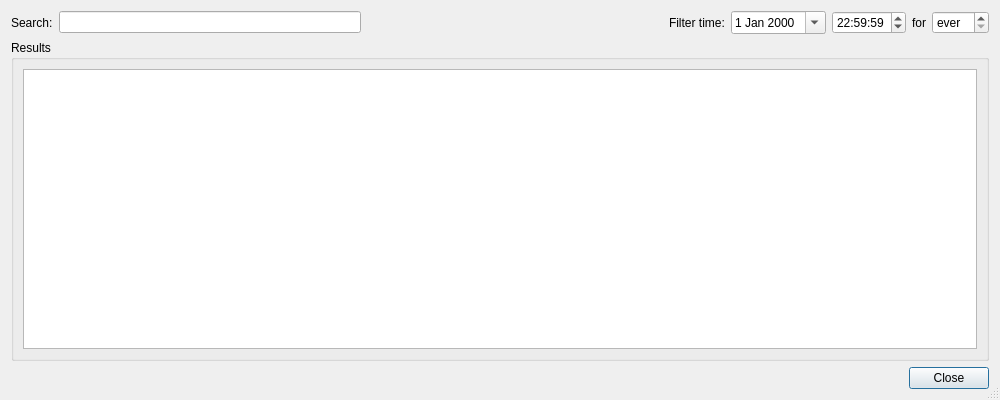
Above: branches/jonas_unstable/QuteScoop/gui/BookedAtcDialog.ui from qutescoop/qutescoop before the change. Below: the same form after it.
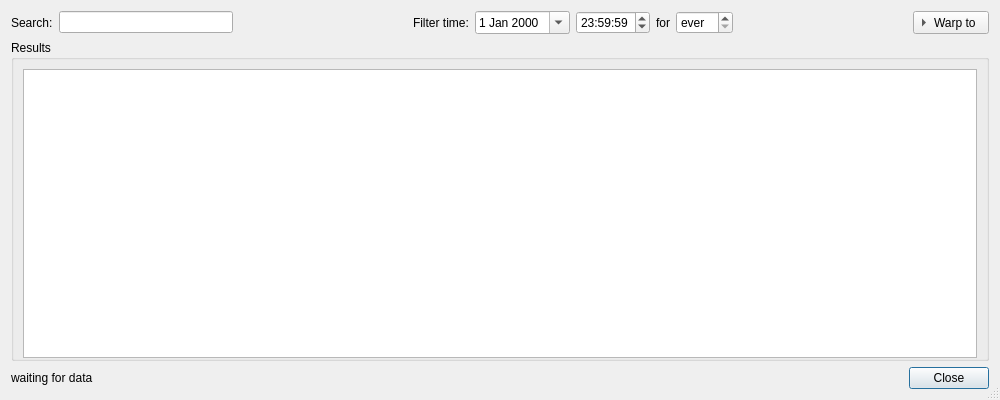
That is the form after the change. Icons and pictures are not drawn.

Commit message:
added: * jump from AtcBookingList to Time Warp
fixed:
* show _FSS stations. Those are reported with facilityType=1 in FSS, not 7 (VATSIM)

```diff
--- a/branches/jonas_unstable/QuteScoop/gui/BookedAtcDialog.ui
+++ b/branches/jonas_unstable/QuteScoop/gui/BookedAtcDialog.ui
@@ -40,7 +40,7 @@
        </property>
       </widget>
      </item>
-     <item row="0" column="3">
+     <item row="0" column="4">
       <widget class="QLabel" name="label_2">
        <property name="text">
         <string>Filter time:</string>
@@ -60,7 +60,7 @@
        </property>
       </spacer>
      </item>
-     <item row="0" column="6">
+     <item row="0" column="7">
       <widget class="QLabel" name="label_3">
        <property name="text">
         <string>for</string>
@@ -70,7 +70,7 @@
        </property>
       </widget>
      </item>
-     <item row="0" column="7">
+     <item row="0" column="8">
       <widget class="QSpinBox" name="spinHours">
        <property name="specialValueText">
         <string>ever</string>
@@ -89,7 +89,7 @@
        </property>
       </widget>
      </item>
-     <item row="0" column="5">
+     <item row="0" column="6">
       <widget class="QTimeEdit" name="timeFilter">
        <property name="wrapping">
         <bool>true</bool>
@@ -99,14 +99,14 @@
        </property>
        <property name="time">
         <time>
-         <hour>22</hour>
+         <hour>23</hour>
          <minute>59</minute>
          <second>59</second>
         </time>
        </property>
       </widget>
      </item>
-     <item row="0" column="4">
+     <item row="0" column="5">
       <widget class="QDateEdit" name="dateFilter">
        <property name="calendarPopup">
         <bool>true</bool>
@@ -116,6 +116,32 @@
        </property>
       </widget>
      </item>
+     <item row="0" column="9">
+      <spacer name="horizontalSpacer_2">
+       <property name="orientation">
+        <enum>Qt::Horizontal</enum>
+       </property>
+       <property name="sizeHint" stdset="0">
+        <size>
+         <width>40</width>
+         <height>20</height>
+        </size>
+       </property>
+      </spacer>
+     </item>
+     <item row="0" column="10">
+      <widget class="QToolButton" name="tbPredict">
+       <property name="text">
+        <string>Warp to</string>
+       </property>
+       <property name="toolButtonStyle">
+        <enum>Qt::ToolButtonTextBesideIcon</enum>
+       </property>
+       <property name="arrowType">
+        <enum>Qt::RightArrow</enum>
+       </property>
+      </widget>
+     </item>
     </layout>
    </item>
    <item>
@@ -124,6 +150,9 @@
       <string>Results</string>
      </property>
      <layout class="QVBoxLayout" name="verticalLayout_2">
+      <property name="bottomMargin">
+       <number>0</number>
+      </property>
       <item>
        <widget class="QTreeView" name="treeBookedAtc">
         <property name="rootIsDecorated">
@@ -144,11 +173,35 @@
     </widget>
    </item>
    <item>
-    <widget class="QDialogButtonBox" name="buttonBox">
-     <property name="standardButtons">
-      <set>QDialogButtonBox::Close</set>
-     </property>
-    </widget>
+    <layout class="QHBoxLayout" name="horizontalLayout">
+     <item>
+      <widget class="QLabel" name="lblStatusInfo">
+       <property name="text">
+        <string>waiting for data</string>
+       </property>
+      </widget>
+     </item>
+     <item>
+      <spacer name="horizontalSpacer_3">
+       <property name="orientation">
+        <enum>Qt::Horizontal</enum>
+       </property>
+       <property name="sizeHint" stdset="0">
+        <size>
+         <width>40</width>
+         <height>20</height>
+        </size>
+       </property>
+      </spacer>
+     </item>
+     <item>
+      <widget class="QDialogButtonBox" name="buttonBox">
+       <property name="standardButtons">
+        <set>QDialogButtonBox::Close</set>
+       </property>
+      </widget>
+     </item>
+    </layout>
    </item>
   </layout>
  </widget>
```
Left out of the diff: 11 changed lines with no effect on the pictures. The commit also changes 9 other files.
